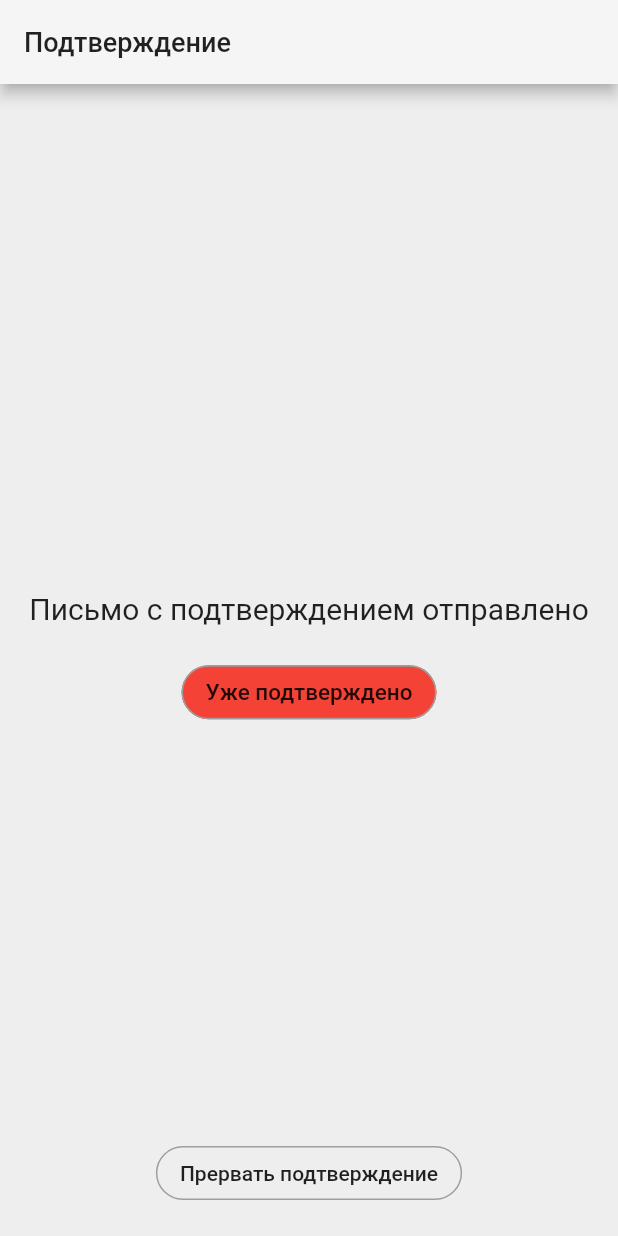
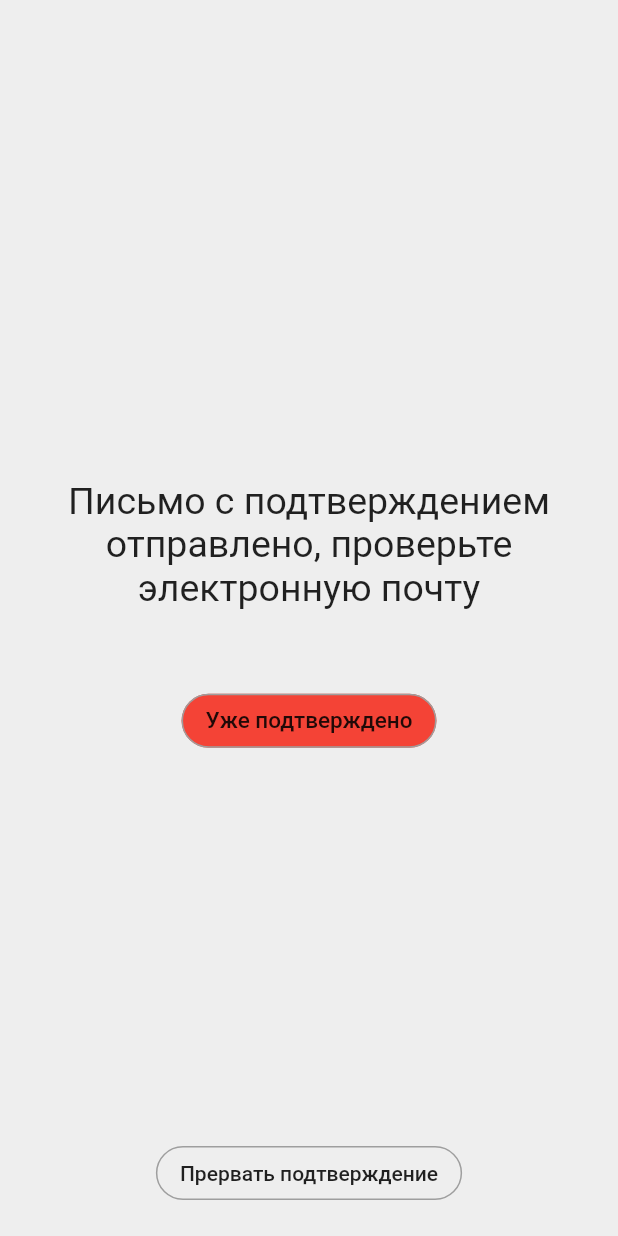
Before and after one commit to artfmove/farstep, a Flutter app: the AuthVerify screen opened directly, on a phone screen of 412 x 824 dp. Run offline on Flutter 3.47's test engine with Material 2 defaults, Android fonts, the phone set to English and light mode, and no system bars; drawn by our look-alikes of flutter_platform_widgets; our stand-ins replace barcode_widget, carousel_slider, cloud_firestore, cloud_functions, connectivity, firebase_auth and 7 more; missing offline and left inert: barcode, flutter_barcode_scanner; accounts and stored records are empty; generated files the repository leaves out were written again; network calls fail.

Commit message:
after polish

```diff
--- a/lib/l10n/app_ru.arb
+++ b/lib/l10n/app_ru.arb
@@ -28,7 +28,7 @@
     "value": "грн",
     "getCoupon": "Получить купон",
     "couponAlertTitle": "Активация",
-    "couponAlertActive": "Купон будет активен ограниченное время ",
+    "couponAlertActive": "Купон будет активен ",
     "couponAlertMinutes": " минут",
     "couponAlertHours": " часов",
     "couponRestart": "Рестарт активности через ",
@@ -82,7 +82,7 @@
     "emailNotVerified": "Электронная почта не подтверждена",
     "sendAgainVerify": "Отправить подверждение еще раз",
     "confirmation": "Подтверждение",
-    "verifyEmailSent" : "Письмо с подтверждением отправлено",
+    "verifyEmailSent" : "Письмо с подтверждением отправлено, проверьте электронную почту",
     "alreadyAccepted": "Уже подтверждено",
     "breakConfirmation": "Прервать подтверждение",
     "acceptTerms": "Согласиться со всеми условиями использования",
--- a/lib/l10n/app_uk.arb
+++ b/lib/l10n/app_uk.arb
@@ -28,7 +28,7 @@
     "value": "грн",
     "getCoupon": "Отримати купон",
     "couponAlertTitle": "Активація",
-    "couponAlertActive": "Купон буде активний обмежений час",
+    "couponAlertActive": "Купон буде активний",
     "couponAlertMinutes": " хвилин",
     "couponAlertHours": " годин",
     "couponRestart": "Рестарт активності через ",
@@ -82,7 +82,7 @@
     "emailNotVerified": "Електронная пошта не підтверджена",
     "sendAgainVerify": "Відправити підтвердження ще раз",
     "confirmation": "Підтвердження",
-    "verifyEmailSent" : "Лист с підтвердженням відправлен",
+    "verifyEmailSent" : "Лист с підтвердженням відправлен, перевірте електронну адресу",
     "alreadyAccepted": "Вже підтверджено",
     "breakConfirmation": "Прервати підтвердження",
     "acceptTerms": "Погодитися з усіма умовами використання",
--- a/lib/main.dart
+++ b/lib/main.dart
@@ -45,7 +45,7 @@ class _MyAppState extends State<MyApp> with WidgetsBindingObserver {
                 color: Colors.black,
               ),
             ),
-            splashColor: Colors.grey[900],
+            splashColor: Colors.grey[100],
             iconTheme: IconThemeData(color: Colors.red),
             bottomNavigationBarTheme: BottomNavigationBarThemeData(
                 selectedItemColor: Colors.red,
@@ -59,7 +59,7 @@ class _MyAppState extends State<MyApp> with WidgetsBindingObserver {
         .copyWith(
             primaryColor: Colors.red[400],
             accentColor: Colors.red,
-            splashColor: Colors.grey[200],
+            splashColor: Colors.grey[100],
             scaffoldBackgroundColor: Colors.black,
             iconTheme: IconThemeData(color: Colors.red),
             appBarTheme: AppBarTheme(
--- a/lib/provider/barcode_data.dart
+++ b/lib/provider/barcode_data.dart
@@ -123,6 +123,8 @@ class BarcodeData with ChangeNotifier {
       message = 'error';
     });
 
+    print(results.data);
+
     if (results.data['message'] == 'success') {
       List<FadeInImage> image = [
         FadeInImage.assetNetwork(
--- a/lib/screen/auth_verify.dart
+++ b/lib/screen/auth_verify.dart
@@ -26,10 +26,10 @@ class _AuthVerifyState extends State<AuthVerify> {
           builder: (ctx) => PlatformAlertDialog(
                 title: Text(
                   loc.goesWrong,
-                  style: Style().text3(context),
+                  style: Style().dialogTitle(context),
                 ),
-                content:
-                    Text(loc.emailNotVerified, style: Style().text4(context)),
+                content: Text(loc.emailNotVerified,
+                    style: Style().dialogContent(context)),
                 actions: [
                   PlatformDialogAction(
                       child: Text(
@@ -61,7 +61,7 @@ class _AuthVerifyState extends State<AuthVerify> {
     }
   }
 
-  void _breakConfirmation() async {
+  void _breakConfirmation(context) async {
     LoadingDialog.showLoad(context);
     final response = await Auth().signOut(context);
     LoadingDialog.dispLoad();
@@ -92,33 +92,32 @@ class _AuthVerifyState extends State<AuthVerify> {
 
   @override
   Widget build(BuildContext context) {
-    print(MediaQuery.of(context).size.width);
     loc = AppLocalizations.of(context);
     final width = MediaQuery.of(context).size.width;
     return PlatformScaffold(
-      appBar: PlatformAppBar(
-        title: Text(
-          loc.confirmation,
-          style: Style().appBar(context),
-        ),
-      ),
+      // appBar: PlatformAppBar(
+      //   title: Text(
+      //     loc.confirmation,
+      //     style: Style().appBar(context),
+      //   ),
+      // ),
       body: Stack(
         alignment: Alignment.bottomCenter,
         children: [
           Center(
             child: Padding(
-              padding: const EdgeInsets.all(8.0),
+              padding: const EdgeInsets.symmetric(horizontal: 20.0),
               child: Column(
                 mainAxisAlignment: MainAxisAlignment.center,
                 children: [
                   Text(
                     loc.verifyEmailSent,
-                    style: Style().text3(context),
-                    maxLines: 2,
+                    style: Style().text2(context),
+                    //maxLines: 2,
                     textAlign: TextAlign.center,
                   ),
                   SizedBox(
-                    height: 20,
+                    height: 50,
                   ),
                   outlButton(Colors.red, _tryAuth, loc.alreadyAccepted,
                       width > 360 ? 15.0 : 11.0)
@@ -130,7 +129,7 @@ class _AuthVerifyState extends State<AuthVerify> {
             padding: const EdgeInsets.only(bottom: 18.0),
             child: outlButton(
                 Theme.of(context).scaffoldBackgroundColor,
-                _breakConfirmation,
+                () => _breakConfirmation(context),
                 loc.breakConfirmation,
                 width > 360 ? 14.0 : 11.0),
           ),
--- a/lib/screen/feed_screen.dart
+++ b/lib/screen/feed_screen.dart
@@ -38,7 +38,10 @@ class _FeedScreenState extends State<FeedScreen> {
             controller: _refreshController,
             onRefresh: _onRefresh,
             child: ListView.builder(
-              itemBuilder: (_, i) => FeedItem(list[i]),
+              itemBuilder: (_, i) => FeedItem(
+                list[i],
+                key: UniqueKey(),
+              ),
               padding: EdgeInsets.all(0),
               itemCount: list.length,
             )),
--- a/lib/widget/barcode_button.dart
+++ b/lib/widget/barcode_button.dart
@@ -62,8 +62,7 @@ class _BarcodeButtonState extends State<BarcodeButton> {
                     loc.getCoupon,
                   ),
                   content: Text(
-                    loc.couponAlertActive,
-                  ),
+                      '${loc.couponAlertActive}${widget.coupon.expirationMinutes}${loc.couponAlertMinutes}'),
                   actions: [
                     CupertinoButton(
                       child: Text(
--- a/lib/widget/feed_item.dart
+++ b/lib/widget/feed_item.dart
@@ -5,7 +5,7 @@ import 'package:flutter/cupertino.dart';
 
 class FeedItem extends StatefulWidget {
   final Feed feed;
-  FeedItem(this.feed);
+  FeedItem(this.feed, {Key key}) : super(key: key);
 
   @override
   _FeedItemState createState() => _FeedItemState();
--- a/lib/widget/place_sliver_info.dart
+++ b/lib/widget/place_sliver_info.dart
@@ -9,7 +9,7 @@ class PlaceSliverInfo extends StatelessWidget {
   AppLocalizations loc;
 
   _runSite(String url) async {
-    if (await canLaunch(url)) {
+    if (await canLaunch('https://$url')) {
       await launch('https://$url');
     } else {
       print('urlError');
```
Also changed, not shown: lib/provider/auth.dart (+7 -4 lines), lib/screen/authentication_screen.dart (+13 -6 lines), lib/screen/coupon_screen.dart (+13 -7 lines), lib/screen/scanner_barcodes_screen.dart (+19 -10 lines).
